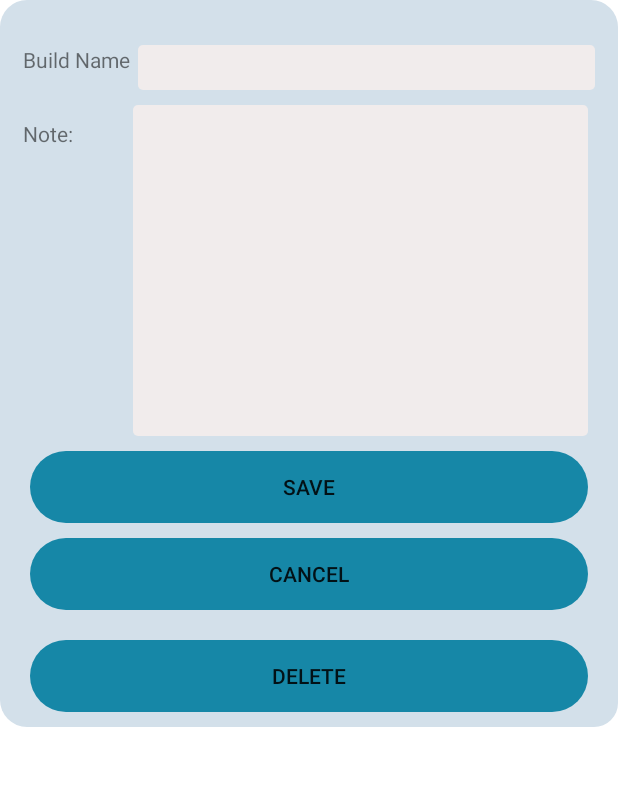
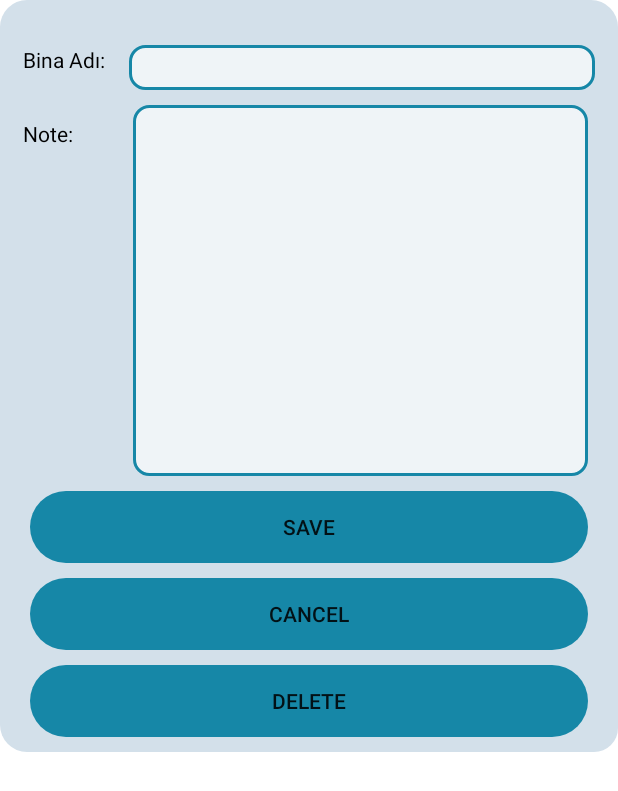
Before and after one commit to grs21/Supervisor, an Android app: the layout alert_dialog_repair_detail.xml on its own in the app's theme, with its tools: preview values and no code run, on a phone screen of 412 x 824 dp. Shown: the top 791 px of the screen. Run offline under Robolectric (Android 15) with nearby library versions, the phone set to English and light mode, and no system bars; Roboto replaces fonts that are not available here.

Commit message:
repairFragmnetAllertDialogDesign

```diff
--- a/app/src/main/res/layout/alert_dialog_repair_detail.xml
+++ b/app/src/main/res/layout/alert_dialog_repair_detail.xml
@@ -10,9 +10,10 @@
         android:id="@+id/textViewRepairDetailDialogBuildName"
         android:layout_width="wrap_content"
         android:layout_height="wrap_content"
-        android:text="@string/buildName"
+        android:text="Bina Adı:"
         android:layout_marginStart="15dp"
         android:layout_marginTop="30dp"
+        android:textColor="@color/black"
         />
     <EditText
         android:id="@+id/editTextRepairDetailDialogBuildName"
@@ -20,16 +21,17 @@
         android:layout_height="30dp"
         android:layout_toEndOf="@+id/textViewRepairDetailDialogBuildName"
         android:layout_marginEnd="15dp"
-        android:layout_marginStart="5dp"
+        android:layout_marginStart="16dp"
         android:layout_marginTop="30dp"
         android:paddingStart="15dp"
-        android:background="@drawable/text_background"
+        android:background="@drawable/custom_edittext"
         />
     <TextView
         android:id="@+id/textViewRepairDetailDialogNote"
         android:layout_width="wrap_content"
         android:layout_height="wrap_content"
         android:text="Note:"
+        android:textColor="@color/black"
         android:layout_marginStart="15dp"
         android:layout_marginTop="30dp"
         android:layout_below="@+id/textViewRepairDetailDialogBuildName"
@@ -42,13 +44,13 @@
         android:lines="10"
         android:layout_below="@+id/editTextRepairDetailDialogBuildName"
         android:layout_toEndOf="@+id/textViewRepairDetailDialogNote"
-        android:background="@drawable/text_background"
+        android:background="@drawable/custom_edittext"
         android:layout_marginTop="10dp"
         android:layout_marginStart="40dp"
         android:layout_marginEnd="20dp"
         android:gravity="top"
-        android:paddingStart="15dp"
-        android:paddingTop="4dp"
+        android:padding="15dp"
+
         />
     <androidx.appcompat.widget.AppCompatButton
         android:id="@+id/buttonRepairDetailDialogSave"
@@ -68,7 +70,7 @@
         android:layout_height="wrap_content"
         android:layout_below="@+id/buttonRepairDetailDialogSave"
         android:layout_marginTop="10dp"
-        android:layout_marginBottom="10dp"
+
         android:layout_marginStart="20dp"
         android:layout_marginEnd="20dp"
         android:background="@drawable/button_background"
--- a/app/src/main/res/layout/item_repair_recyclerview.xml
+++ b/app/src/main/res/layout/item_repair_recyclerview.xml
@@ -37,11 +37,5 @@
         android:layout_marginStart="7dp"
         android:layout_toEndOf="@+id/textVİewRepairItemDate"
         android:layout_below="@+id/textViewRepairRecyclerViewItemBuildName"
-
         />
-
-
-
-
-
 </RelativeLayout>
```
Also changed, not shown: app/src/main/res/layout/alert_dialog_add_repair.xml (+7 -7 lines), app/src/main/res/layout/alert_dialog_user_repair_detail.xml (+5 -5 lines).
